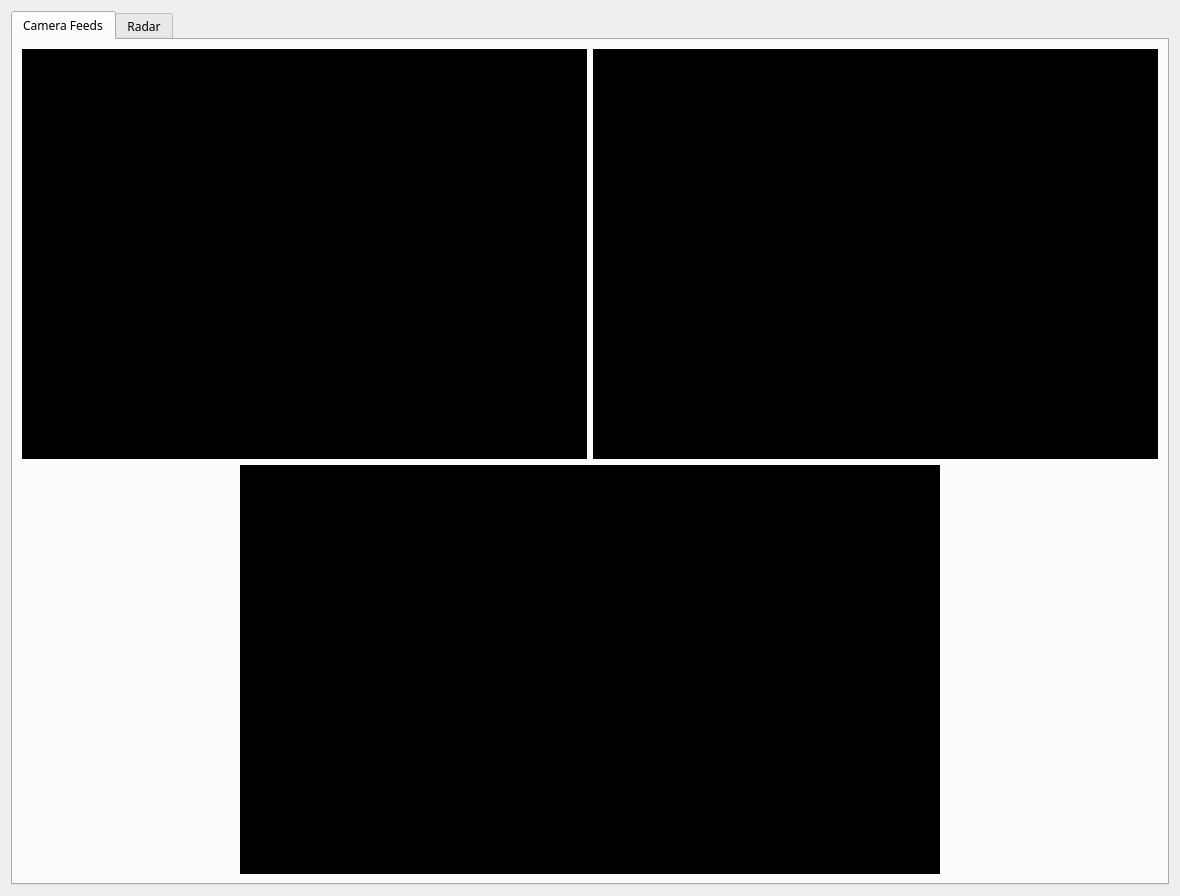
Old version of the form devmode.ui in the repository SaadAhmad747/SafeRail.
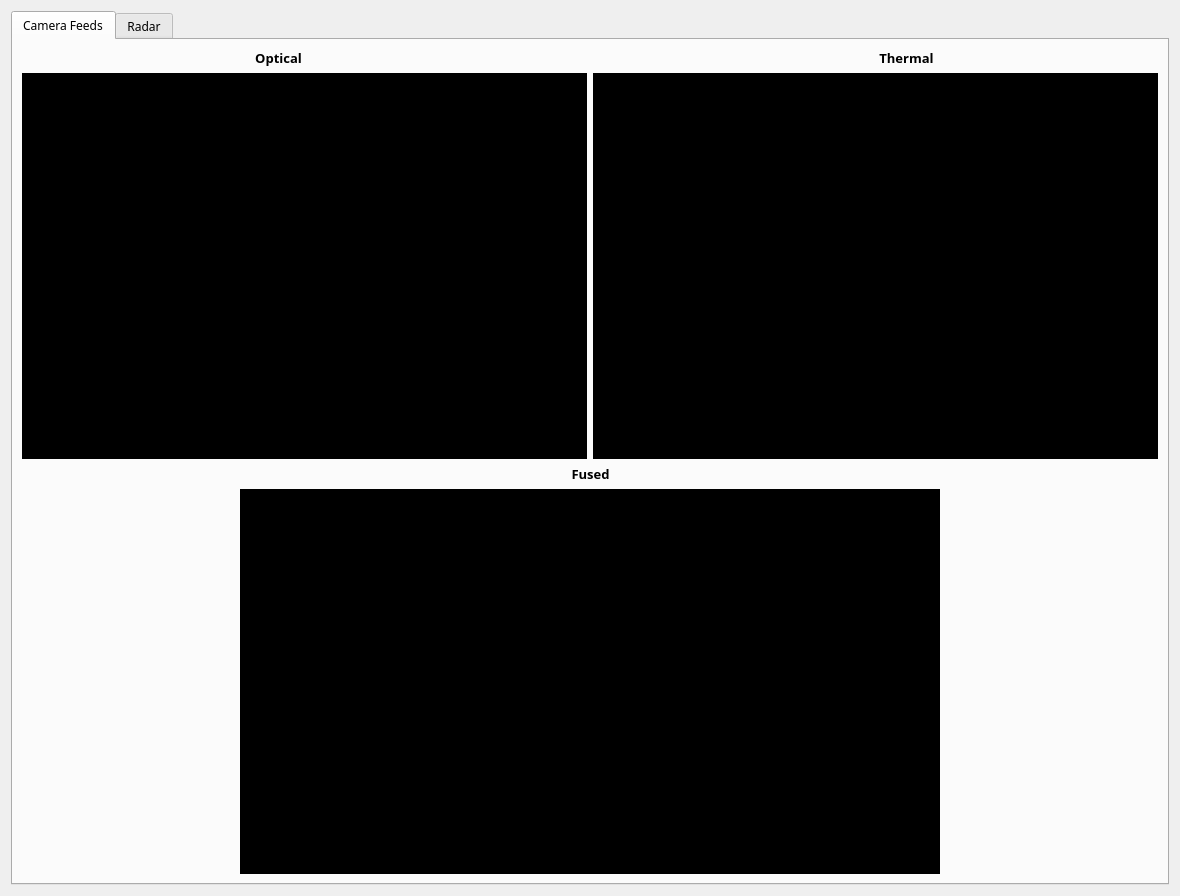
New version of the form.

The edit to the form file:
```diff
--- a/devmode.ui
+++ b/devmode.ui
@@ -28,8 +28,120 @@
       <attribute name="title">
        <string>Camera Feeds</string>
       </attribute>
-      <layout class="QGridLayout" name="gridLayout_2">
-       <item row="2" column="0" colspan="2" alignment="Qt::AlignmentFlag::AlignHCenter">
+      <layout class="QGridLayout" name="gridLayout_2" rowstretch="1,4,1,4">
+       <item row="0" column="0" alignment="Qt::AlignmentFlag::AlignRight">
+        <widget class="QLabel" name="OpticalLabel">
+         <property name="sizePolicy">
+          <sizepolicy hsizetype="Preferred" vsizetype="Fixed">
+           <horstretch>0</horstretch>
+           <verstretch>0</verstretch>
+          </sizepolicy>
+         </property>
+         <property name="font">
+          <font>
+           <family>Nirmala UI Semilight</family>
+           <pointsize>10</pointsize>
+           <bold>true</bold>
+          </font>
+         </property>
+         <property name="text">
+          <string>Optical</string>
+         </property>
+         <property name="alignment">
+          <set>Qt::AlignmentFlag::AlignCenter</set>
+         </property>
+        </widget>
+       </item>
+       <item row="0" column="3" alignment="Qt::AlignmentFlag::AlignLeft">
+        <widget class="QLabel" name="ThermalLabel">
+         <property name="sizePolicy">
+          <sizepolicy hsizetype="Preferred" vsizetype="Fixed">
+           <horstretch>0</horstretch>
+           <verstretch>0</verstretch>
+          </sizepolicy>
+         </property>
+         <property name="font">
+          <font>
+           <family>Nirmala UI Semilight</family>
+           <pointsize>10</pointsize>
+           <bold>true</bold>
+          </font>
+         </property>
+         <property name="text">
+          <string>Thermal</string>
+         </property>
+         <property name="alignment">
+          <set>Qt::AlignmentFlag::AlignCenter</set>
+         </property>
+        </widget>
+       </item>
+       <item row="1" column="0" colspan="2">
+        <widget class="QWidget" name="OpticFeed" native="true">
+         <property name="sizePolicy">
+          <sizepolicy hsizetype="Preferred" vsizetype="Preferred">
+           <horstretch>0</horstretch>
+           <verstretch>0</verstretch>
+          </sizepolicy>
+         </property>
+         <property name="maximumSize">
+          <size>
+           <width>700</width>
+           <height>16777215</height>
+          </size>
+         </property>
+         <property name="font">
+          <font>
+           <bold>true</bold>
+          </font>
+         </property>
+         <property name="styleSheet">
+          <string notr="true">Background-color:rgb(0, 0, 0)</string>
+         </property>
+        </widget>
+       </item>
+       <item row="1" column="2" colspan="2">
+        <widget class="QWidget" name="ThermalFeed" native="true">
+         <property name="sizePolicy">
+          <sizepolicy hsizetype="Preferred" vsizetype="Preferred">
+           <horstretch>0</horstretch>
+           <verstretch>0</verstretch>
+          </sizepolicy>
+         </property>
+         <property name="maximumSize">
+          <size>
+           <width>700</width>
+           <height>16777215</height>
+          </size>
+         </property>
+         <property name="styleSheet">
+          <string notr="true">Background-color:rgb(0, 0, 0)</string>
+         </property>
+        </widget>
+       </item>
+       <item row="2" column="1" colspan="2">
+        <widget class="QLabel" name="FusedLabel">
+         <property name="sizePolicy">
+          <sizepolicy hsizetype="Preferred" vsizetype="Fixed">
+           <horstretch>0</horstretch>
+           <verstretch>0</verstretch>
+          </sizepolicy>
+         </property>
+         <property name="font">
+          <font>
+           <family>Nirmala UI Semilight</family>
+           <pointsize>10</pointsize>
+           <bold>true</bold>
+          </font>
+         </property>
+         <property name="text">
+          <string>Fused</string>
+         </property>
+         <property name="alignment">
+          <set>Qt::AlignmentFlag::AlignCenter</set>
+         </property>
+        </widget>
+       </item>
+       <item row="3" column="0" colspan="4" alignment="Qt::AlignmentFlag::AlignHCenter">
         <widget class="QWidget" name="FuseFeed" native="true">
          <property name="sizePolicy">
           <sizepolicy hsizetype="Preferred" vsizetype="Preferred">
@@ -54,44 +166,6 @@
          </property>
         </widget>
        </item>
-       <item row="0" column="0">
-        <widget class="QWidget" name="OpticFeed" native="true">
-         <property name="sizePolicy">
-          <sizepolicy hsizetype="Preferred" vsizetype="Preferred">
-           <horstretch>0</horstretch>
-           <verstretch>0</verstretch>
-          </sizepolicy>
-         </property>
-         <property name="maximumSize">
-          <size>
-           <width>700</width>
-           <height>16777215</height>
-          </size>
-         </property>
-         <property name="styleSheet">
-          <string notr="true">Background-color:rgb(0, 0, 0)</string>
-         </property>
-        </widget>
-       </item>
-       <item row="0" column="1">
-        <widget class="QWidget" name="ThermalFeed" native="true">
-         <property name="sizePolicy">
-          <sizepolicy hsizetype="Preferred" vsizetype="Preferred">
-           <horstretch>0</horstretch>
-           <verstretch>0</verstretch>
-          </sizepolicy>
-         </property>
-         <property name="maximumSize">
-          <size>
-           <width>700</width>
-           <height>16777215</height>
-          </size>
-         </property>
-         <property name="styleSheet">
-          <string notr="true">Background-color:rgb(0, 0, 0)</string>
-         </property>
-        </widget>
-       </item>
       </layout>
      </widget>
      <widget class="QWidget" name="RadarTab">
```
